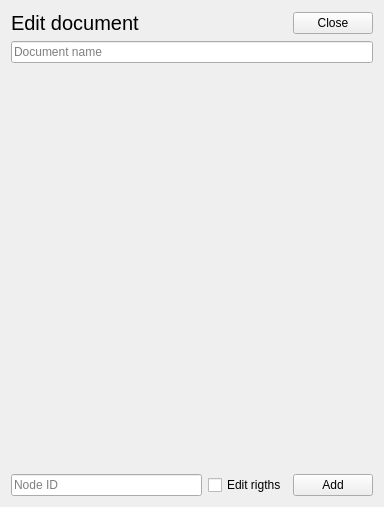
Qt form Resources/Ui/DocumentEdit.ui (OpenCollaborationPlatform/CollaborativeFC) before a commit.
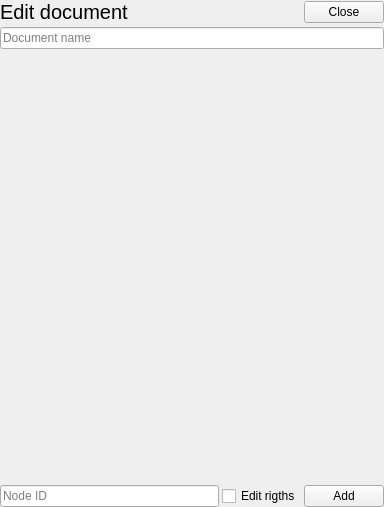
The same form after that commit.

Diff of the .ui file:
```diff
--- a/Resources/Ui/DocumentEdit.ui
+++ b/Resources/Ui/DocumentEdit.ui
@@ -14,6 +14,21 @@
    <string>Form</string>
   </property>
   <layout class="QVBoxLayout" name="verticalLayout">
+   <property name="spacing">
+    <number>3</number>
+   </property>
+   <property name="leftMargin">
+    <number>0</number>
+   </property>
+   <property name="topMargin">
+    <number>0</number>
+   </property>
+   <property name="rightMargin">
+    <number>0</number>
+   </property>
+   <property name="bottomMargin">
+    <number>0</number>
+   </property>
    <item>
     <layout class="QHBoxLayout" name="horizontalLayout_10">
      <item>
@@ -53,11 +68,33 @@
      </property>
     </widget>
    </item>
+   <item>
+    <spacer name="verticalSpacer">
+     <property name="orientation">
+      <enum>Qt::Vertical</enum>
+     </property>
+     <property name="sizeType">
+      <enum>QSizePolicy::Fixed</enum>
+     </property>
+     <property name="sizeHint" stdset="0">
+      <size>
+       <width>20</width>
+       <height>10</height>
+      </size>
+     </property>
+    </spacer>
+   </item>
    <item>
     <widget class="QScrollArea" name="peerArea">
      <property name="frameShape">
       <enum>QFrame::NoFrame</enum>
      </property>
+     <property name="horizontalScrollBarPolicy">
+      <enum>Qt::ScrollBarAlwaysOff</enum>
+     </property>
+     <property name="sizeAdjustPolicy">
+      <enum>QAbstractScrollArea::AdjustIgnored</enum>
+     </property>
      <property name="widgetResizable">
       <bool>true</bool>
      </property>
@@ -66,13 +103,29 @@
        <rect>
         <x>0</x>
         <y>0</y>
-        <width>372</width>
-        <height>367</height>
+        <width>384</width>
+        <height>362</height>
        </rect>
       </property>
      </widget>
     </widget>
    </item>
+   <item>
+    <spacer name="verticalSpacer_2">
+     <property name="orientation">
+      <enum>Qt::Vertical</enum>
+     </property>
+     <property name="sizeType">
+      <enum>QSizePolicy::Fixed</enum>
+     </property>
+     <property name="sizeHint" stdset="0">
+      <size>
+       <width>20</width>
+       <height>10</height>
+      </size>
+     </property>
+    </spacer>
+   </item>
    <item>
     <layout class="QHBoxLayout" name="horizontalLayout_11">
      <item>
```
